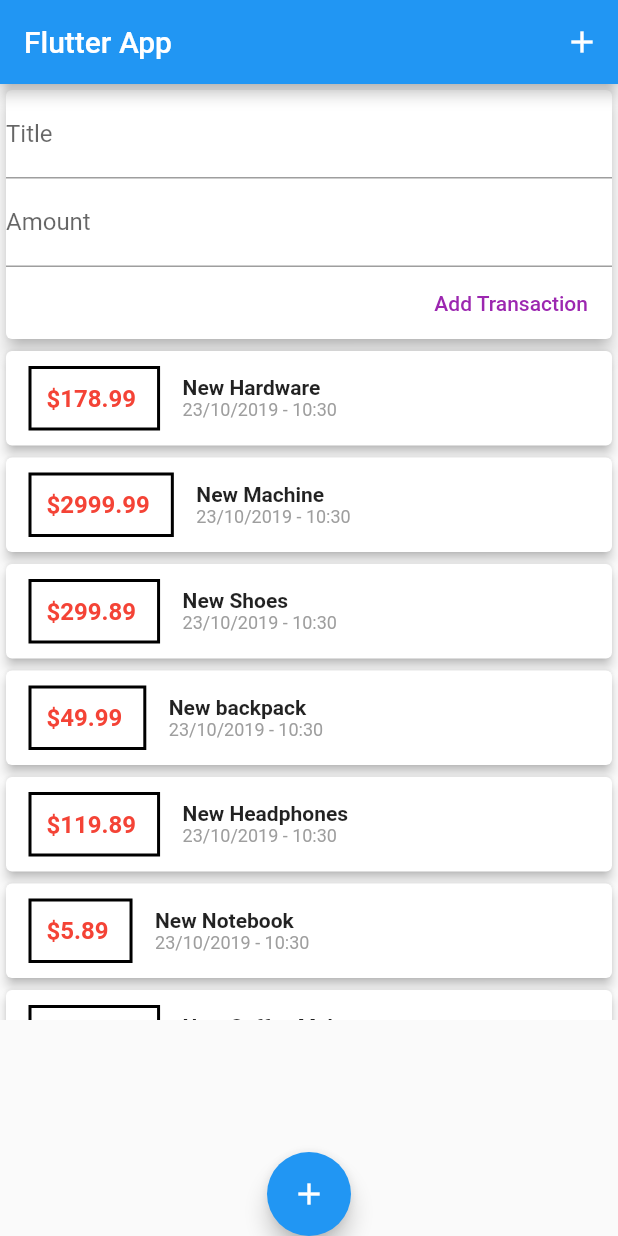
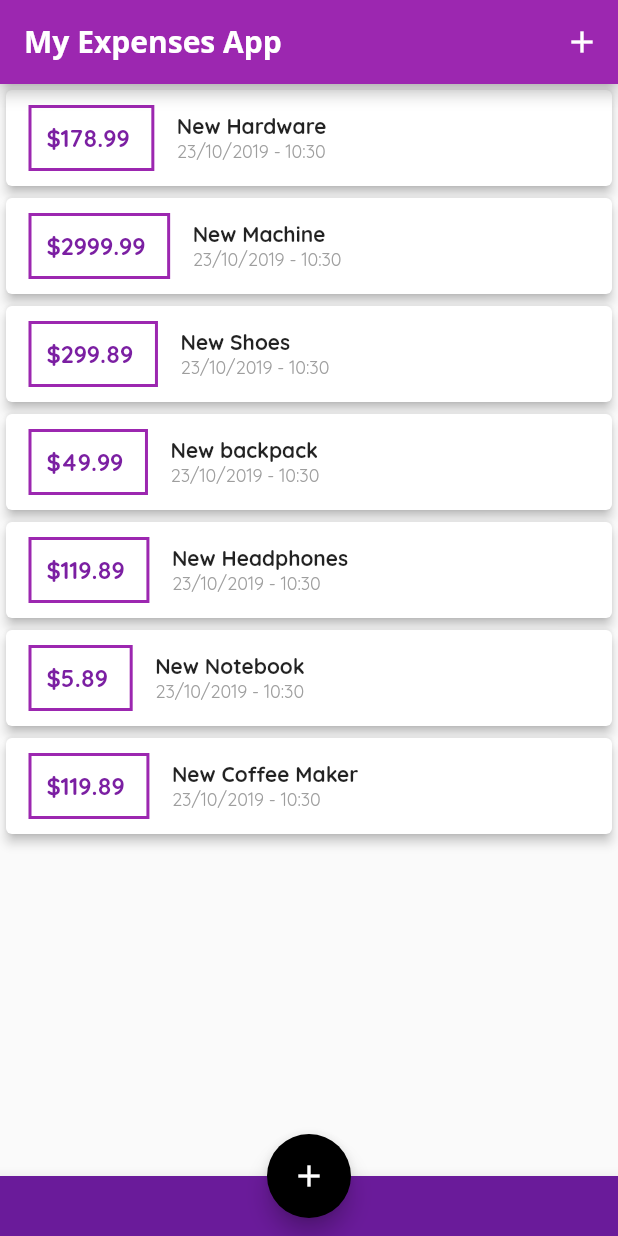
Before and after one commit to marcelfonteles/flutter-app-03, a Flutter app: the screen it shows after launch, on a phone screen of 412 x 824 dp. Run offline on Flutter 3.47's test engine with Material 2 defaults, Android fonts, the phone set to English and light mode, and no system bars.

Commit message:
some layout config, added new fonts [END OF LECTURE 93]

```diff
--- a/lib/widgets/main.dart
+++ b/lib/widgets/main.dart
@@ -1,18 +1,40 @@
-import './user_transactions.dart';
+// Base Import
 import "package:flutter/material.dart";
+
+// My Files
+import "./new_transaction.dart";
+import "../models/transaction.dart";
+import "./transactions_list.dart";
 
 void main() => runApp(MyApp());
 
 class MyApp extends StatelessWidget {
   @override
   Widget build(BuildContext context) {
-    return MaterialApp(home: HomePage());
+    return MaterialApp(
+      title: "My Expenses App",
+      theme: ThemeData(
+        primarySwatch: Colors.purple,
+        accentColor: Colors.black,
+        fontFamily: "Quicksand",
+        appBarTheme: AppBarTheme(
+          textTheme: ThemeData.light().textTheme.copyWith(
+            title: TextStyle(
+              fontFamily: "OpenSans",
+              fontSize: 20,
+              fontWeight: FontWeight.bold
+            ),
+          ),
+        ),
+      ),
+      home: HomePage(),
+    );
   }
 }
 
 class HomePage extends StatefulWidget {
   HomePageState createState() {
-    return HomePageState(appBarTitle: "Flutter App");
+    return HomePageState(appBarTitle: "My Expenses App");
   }
 }
 
@@ -24,6 +46,77 @@ class HomePageState extends State<HomePage> {
 
   HomePageState({this.appBarTitle});
 
+  final List<Transaction> _userTransactions = [
+    Transaction(
+      id: "T1",
+      title: "New Hardware",
+      amount: 178.99,
+      date: DateTime.now(),
+    ),
+    Transaction(
+      id: "T2",
+      title: "New Machine",
+      amount: 2999.99,
+      date: DateTime.now(),
+    ),
+    Transaction(
+      id: "T3",
+      title: "New Shoes",
+      amount: 299.89,
+      date: DateTime.now(),
+    ),
+    Transaction(
+      id: "T4",
+      title: "New backpack",
+      amount: 49.99,
+      date: DateTime.now(),
+    ),
+    Transaction(
+      id: "T5",
+      title: "New Headphones",
+      amount: 119.89,
+      date: DateTime.now(),
+    ),
+    Transaction(
+      id: "T6",
+      title: "New Notebook",
+      amount: 5.89,
+      date: DateTime.now(),
+    ),
+    Transaction(
+      id: "T7",
+      title: "New Coffee Maker",
+      amount: 119.89,
+      date: DateTime.now(),
+    )
+  ];
+
+  void _addNewTransaction(String txTitle, double amount) {
+    final newTx = Transaction(
+      title: txTitle,
+      amount: amount,
+      date: DateTime.now(),
+      id: DateTime.now().toString(),
+    );
+
+    setState(() {
+      _userTransactions.add(newTx);
+    });
+  }
+
+  void _startAddNewTransaction(BuildContext ctx) {
+    showModalBottomSheet(
+      context: ctx,
+      builder: (_) {
+        return GestureDetector(
+          onTap: () {},
+          child: NewTransaction(_addNewTransaction),
+          behavior: HitTestBehavior.opaque,
+        );
+      },
+    );
+  }
+
   @override
   Widget build(BuildContext context) {
     return Scaffold(
@@ -32,19 +125,29 @@ class HomePageState extends State<HomePage> {
         actions: <Widget>[
           IconButton(
             icon: Icon(Icons.add),
-            onPressed: () {},
+            onPressed: () {
+              _startAddNewTransaction(context);
+            },
           )
         ],
       ),
       body: Column(
         children: <Widget>[
-          UserTransactions(),
+          TransactionList(_userTransactions),
         ],
       ),
       floatingActionButtonLocation: FloatingActionButtonLocation.centerDocked,
       floatingActionButton: FloatingActionButton(
         child: Icon(Icons.add),
-        onPressed: () {},
+        onPressed: () {
+          _startAddNewTransaction(context);
+        },
+      ),
+      bottomNavigationBar: Container(
+        height: 40,
+        child: BottomAppBar(
+          color: Colors.purple[800],
+        ),
       ),
     );
   }
--- a/lib/widgets/transactions_list.dart
+++ b/lib/widgets/transactions_list.dart
@@ -10,7 +10,7 @@ class TransactionList extends StatelessWidget {
   @override
   Widget build(BuildContext context) {
     return Container(
-      height: 450,
+      height: 600,
       child: ListView.builder(
         itemCount: _userTransactions.length,
         itemBuilder: (BuildContext context, int index) {
@@ -25,7 +25,7 @@ class TransactionList extends StatelessWidget {
                   ),
                   decoration: BoxDecoration(
                     border: Border.all(
-                      color: Colors.black,
+                      color: Theme.of(context).primaryColor,
                       width: 2,
                     ),
                   ),
@@ -35,7 +35,7 @@ class TransactionList extends StatelessWidget {
                     style: TextStyle(
                         fontWeight: FontWeight.bold,
                         fontSize: 16,
-                        color: Colors.red),
+                        color: Theme.of(context).primaryColorDark),
                   ),
                 ),
                 Column(
@@ -65,53 +65,3 @@ class TransactionList extends StatelessWidget {
     );
   }
 }
-/*
-_userTransactions.map((transaction) {
-            return Card(
-              elevation: 3.0,
-              child: Row(
-                children: <Widget>[
-                  Container(
-                    margin: EdgeInsets.symmetric(
-                      vertical: 10,
-                      horizontal: 15,
-                    ),
-                    decoration: BoxDecoration(
-                      border: Border.all(
-                        color: Colors.black,
-                        width: 2,
-                      ),
-                    ),
-                    padding: EdgeInsets.all(10),
-                    child: Text(
-                      "\$${transaction.amount} ",
-                      style: TextStyle(
-                          fontWeight: FontWeight.bold,
-                          fontSize: 16,
-                          color: Colors.red),
-                    ),
-                  ),
-                  Column(
-                    crossAxisAlignment: CrossAxisAlignment.start,
-                    children: <Widget>[
-                      Text(
-                        transaction.title,
-                        style: TextStyle(
-                          fontSize: 14,
-                          fontWeight: FontWeight.bold,
-                        ),
-                      ),
-                      Text(
-                        DateFormat("dd/MM/yyyy - HH:mm").format(transaction.date),
-                        style: TextStyle(
-                          fontSize: 12,
-                          color: Colors.grey,
-                        ),
-                      ),
-                    ],
-                  )
-                ],
-              ),
-            );
-          }).toList()
- */
--- a/lib/widgets/user_transactions.dart
+++ /dev/null
@@ -1,84 +0,0 @@
-import "package:flutter/material.dart";
-import 'new_transaction.dart';
-import 'transactions_list.dart';
-import '../models/transaction.dart';
-
-class UserTransactions extends StatefulWidget {
-
-  @override
-  _UserTransactionsState createState() => _UserTransactionsState();
-}
-
-class _UserTransactionsState extends State<UserTransactions> {
-  final List<Transaction> _userTransactions = [
-    Transaction(
-      id: "T1",
-      title: "New Hardware",
-      amount: 178.99,
-      date: DateTime.now(),
-    ),
-    Transaction(
-      id: "T2",
-      title: "New Machine",
-      amount: 2999.99,
-      date: DateTime.now(),
-    ),
-    Transaction(
-      id: "T3",
-      title: "New Shoes",
-      amount: 299.89,
-      date: DateTime.now(),
-    ),
-    Transaction(
-      id: "T4",
-      title: "New backpack",
-      amount: 49.99,
-      date: DateTime.now(),
-    ),
-    Transaction(
-      id: "T5",
-      title: "New Headphones",
-      amount: 119.89,
-      date: DateTime.now(),
-    ),
-    Transaction(
-      id: "T6",
-      title: "New Notebook",
-      amount: 5.89,
-      date: DateTime.now(),
-    ),
-    Transaction(
-      id: "T7",
-      title: "New Coffee Maker",
-      amount: 119.89,
-      date: DateTime.now(),
-    )
-  ];
-
-  void _addNewTransaction(String txTitle, double amount) {
-    final newTx = Transaction(
-      title: txTitle,
-      amount: amount,
-      date: DateTime.now(),
-      id: DateTime.now().toString(),
-    );
-
-    setState(() {
-      _userTransactions.add(newTx);
-    });
-
-  }
-
-
-
-  @override
-  Widget build(BuildContext context) {
-    return Column(
-      children: <Widget> [
-        NewTransaction(_addNewTransaction),
-        TransactionList(_userTransactions),
-      ],
-    );
-  }
-
-}
```
Also changed, not shown: lib/widgets/new_transaction.dart (+15 -6 lines), pubspec.yaml (+11 -0 lines), assets/fonts/OpenSans-Bold.ttf (added), assets/fonts/OpenSans-Regular.ttf (added), assets/fonts/Quicksand-Bold.ttf (added), assets/fonts/Quicksand-Light.ttf (added), assets/fonts/Quicksand-Medium.ttf (added), assets/fonts/Quicksand-Regular.ttf (added).
